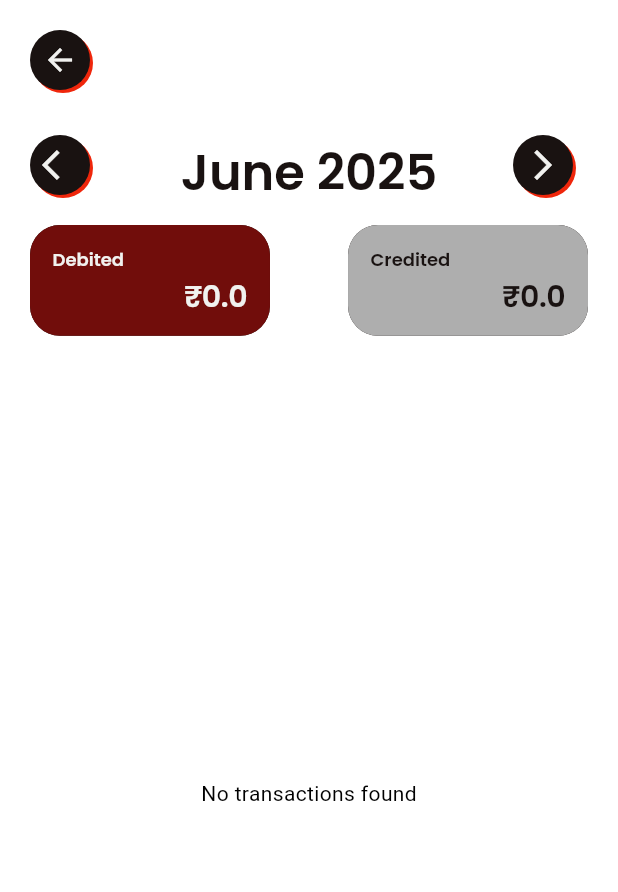
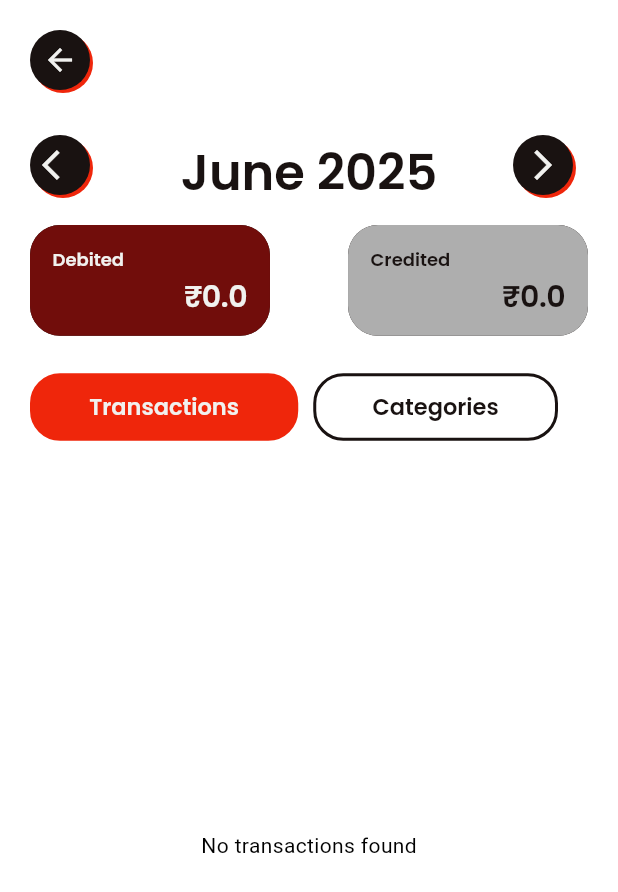
Before and after one commit to ruvais-p/flow, a Flutter app: the HistoryScreen screen opened directly, on a phone screen of 412 x 824 dp. Shown: the top 892 px of the screen. Run offline on Flutter 3.47's test engine with Material 3 defaults, Android fonts, the phone set to English and light mode, and no system bars; our stand-ins replace animated_text_kit, another_flushbar, flutter_gemini, flutter_heatmap_calendar, flutter_svg, google_fonts and 2 more; accounts and stored records are empty.

Commit message:
history chart completed

```diff
--- a/lib/main.dart
+++ b/lib/main.dart
@@ -1,3 +1,4 @@
+import 'package:flow/screens/history_screen/history_screen.dart';
 import 'package:flow/screens/history_screen/provider/history_provider.dart';
 import 'package:flow/screens/homepage_screen/provider/provider.dart';
 import 'package:flow/screens/welcome_screen/welcome_screen.dart';
@@ -51,8 +52,8 @@ class MyApp extends StatelessWidget {
       debugShowCheckedModeBanner: true,
       theme: Apptheme.lightMode,
       darkTheme: Apptheme.darkMode,
-      //home: Homepage(),
-      home: homeWidget,
+      home: HistoryScreen(),
+      //home: homeWidget,
       //home: MessageParserPage(),
     );
   }
--- a/lib/screens/history_screen/history_screen.dart
+++ b/lib/screens/history_screen/history_screen.dart
@@ -2,8 +2,10 @@
 import 'package:flow/screens/history_screen/functions/month_list_function.dart';
 import 'package:flow/screens/history_screen/provider/history_provider.dart';
 import 'package:flow/screens/history_screen/widgets/date_controller_widget.dart';
-import 'package:flow/screens/history_screen/widgets/expenss_shower_container_widget.dart';
+import 'package:flow/screens/history_screen/widgets/donugt_chart_widget.dart';
 import 'package:flow/screens/history_screen/widgets/history_appbar_widget.dart';
+import 'package:flow/screens/history_screen/widgets/option_selector_widget.dart';
+import 'package:flow/screens/history_screen/widgets/transaction_list_builder_widget.dart';
 import 'package:flutter/material.dart';
 import 'package:provider/provider.dart';
 class HistoryScreen extends StatefulWidget {
@@ -33,9 +35,13 @@ class _HistoryScreenState extends State<HistoryScreen> {
     final formattedMonthYear =
         "${monthName(selectedDate.month)} ${selectedDate.year}";
 
+    final List<String> titles = ["Transactions", "Categories"];
+    final List<Widget> widgets = [ TransactionListBuilder(provider: provider), PieChartSection()];
+    final chartProvider = context.watch<HistoryDataProvider>();
+    final selectedChartIndex = chartProvider.selectedIndex;
     return Scaffold(
       body: Padding(
-        padding: const EdgeInsets.symmetric(horizontal: 20, vertical: 20),
+        padding: const EdgeInsets.only(left: 20, right: 20, top: 20),
         child: Column(
           children: [
             HistoryAppBar(onBack: () => Navigator.pop(context)),
@@ -47,19 +53,9 @@ class _HistoryScreenState extends State<HistoryScreen> {
               leftButton: () => provider.goToPreviousMonth(),
               rightButton: () => provider.goToNextMonth(),
             ),
-            const SizedBox(height: 20),
-            Expanded(
-              child: provider.monthlyTransactions.isEmpty
-                  ? const Center(child: Text("No transactions found"))
-                  : SingleChildScrollView(
-                      child: Column(
-                        children: provider.monthlyTransactions
-                            .map((e) =>
-                                ExpenssShowerContainerWidget(data: e))
-                            .toList(),
-                      ),
-                    ),
-            ),
+            OptionSelectorWidget(titles: titles, selectedChartIndex: selectedChartIndex),
+            const SizedBox(height: 10),
+            widgets[selectedChartIndex],
           ],
         ),
       ),
--- a/lib/screens/history_screen/widgets/expenss_shower_container_widget.dart
+++ b/lib/screens/history_screen/widgets/expenss_shower_container_widget.dart
@@ -1,11 +1,9 @@
 
 import 'package:flow/common/dialog_history.dart';
 import 'package:flow/model/data.dart';
-import 'package:flow/screens/history_screen/provider/history_provider.dart';
 import 'package:flow/theme/colors.dart';
 import 'package:flutter/material.dart';
 import 'package:intl/intl.dart';
-import 'package:provider/provider.dart';
 
 class ExpenssShowerContainerWidget extends StatelessWidget {
   final Data data;
--- /dev/null
+++ b/lib/screens/history_screen/widgets/option_selector_widget.dart
@@ -0,0 +1,55 @@
+
+import 'package:flow/screens/history_screen/provider/history_provider.dart';
+import 'package:flow/theme/colors.dart';
+import 'package:flutter/material.dart';
+import 'package:provider/provider.dart';
+
+class OptionSelectorWidget extends StatelessWidget {
+  const OptionSelectorWidget({
+    super.key,
+    required this.titles,
+    required this.selectedChartIndex,
+  });
+
+  final List<String> titles;
+  final int selectedChartIndex;
+
+  @override
+  Widget build(BuildContext context) {
+    return SizedBox(
+              height: 60,
+              child: ListView.builder(
+    itemCount: titles.length,
+    scrollDirection: Axis.horizontal,
+    itemBuilder: (context, index) {
+      final isSelected = index == selectedChartIndex;
+
+      return GestureDetector(
+        onTap: () {
+          context.read<HistoryDataProvider>().setIndex(index);
+        },
+        child: Container(
+          alignment: Alignment.center,
+          margin: const EdgeInsets.only(right: 10, top: 15),
+          padding: const EdgeInsets.symmetric(horizontal: 37.5),
+          decoration: BoxDecoration(
+            color: isSelected ? AppColors.lightred : Colors.transparent,
+            borderRadius: BorderRadius.circular(20),
+            border: Border.all(
+              color: isSelected ? AppColors.lightred : Theme.of(context).colorScheme.secondary,
+              width: 2,
+            ),
+          ),
+          child: Text(
+            titles[index],
+            style: Theme.of(context).textTheme.displayMedium!.copyWith(
+                  color: isSelected ? AppColors.whitecolor : Theme.of(context).colorScheme.secondary,
+                ),
+          ),
+        ),
+      );
+    },
+              ),
+            );
+  }
+}
--- /dev/null
+++ b/lib/screens/history_screen/widgets/transaction_list_builder_widget.dart
@@ -0,0 +1,29 @@
+
+import 'package:flow/screens/history_screen/provider/history_provider.dart';
+import 'package:flow/screens/history_screen/widgets/expenss_shower_container_widget.dart';
+import 'package:flutter/material.dart';
+
+class TransactionListBuilder extends StatelessWidget {
+  const TransactionListBuilder({
+    super.key,
+    required this.provider,
+  });
+
+  final HistoryDataProvider provider;
+
+  @override
+  Widget build(BuildContext context) {
+    return Expanded(
+      child: provider.monthlyTransactions.isEmpty
+          ? const Center(child: Text("No transactions found"))
+          : SingleChildScrollView(
+              child: Column(
+                children: provider.monthlyTransactions
+                    .map((e) =>
+                        ExpenssShowerContainerWidget(data: e))
+                    .toList(),
+              ),
+            ),
+    );
+  }
+}
```
Also changed, not shown: lib/data/lists/chart_color_palette_list.dart (added, +28 -0 lines), lib/model/chart.dart (added, +7 -0 lines), lib/screens/history_screen/provider/history_provider.dart (+33 -0 lines), lib/screens/history_screen/widgets/chart_headline_widget.dart (added, +26 -0 lines), lib/screens/history_screen/widgets/donugt_chart_widget.dart (added, +90 -0 lines), lib/screens/homepage_screen/widgets/chart_widget.dart (line endings or trailing spaces).
